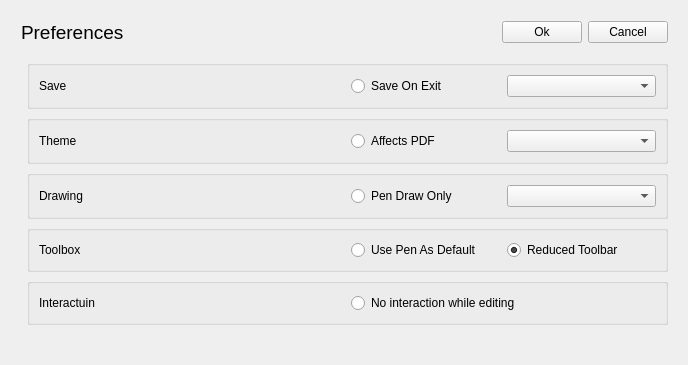
Before: the Qt Designer form src/main/python/ui/preferences_gui.ui in stroblme/UNote, drawn with Qt 5.
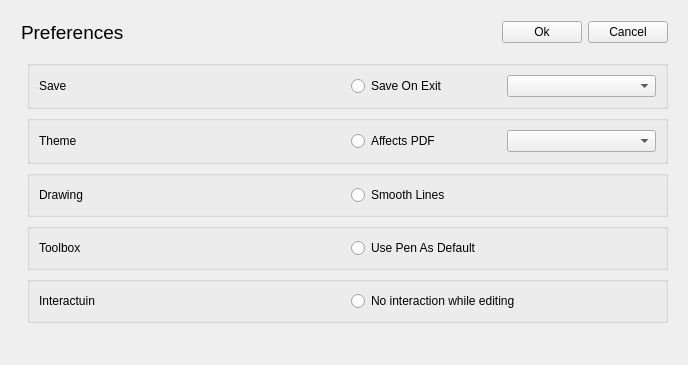
After: the same form once the commit is applied.

Diff of the .ui file:
```diff
--- a/src/main/python/ui/preferences_gui.ui
+++ b/src/main/python/ui/preferences_gui.ui
@@ -190,16 +190,13 @@
               <item>
                <widget class="QRadioButton" name="radioButtonPenDrawOnly">
                 <property name="text">
-                 <string>Pen Draw Only</string>
+                 <string>Smooth Lines</string>
                 </property>
                 <property name="checked">
                  <bool>false</bool>
                 </property>
                </widget>
               </item>
-              <item>
-               <widget class="QComboBox" name="comboBoxDrawingMode"/>
-              </item>
              </layout>
             </item>
            </layout>
@@ -236,19 +233,6 @@
                 </property>
                </widget>
               </item>
-              <item>
-               <widget class="QRadioButton" name="radioButtonToolboxFollowsEdit">
-                <property name="toolTip">
-                 <string>Show only relevant tools. E.g. in tablet mode, a Text Box is not relevant.</string>
-                </property>
-                <property name="text">
-                 <string>Reduced Toolbar</string>
-                </property>
-                <property name="checked">
-                 <bool>true</bool>
-                </property>
-               </widget>
-              </item>
              </layout>
             </item>
            </layout>
```
Left out of the diff: 2 changed lines with no effect on the pictures.
